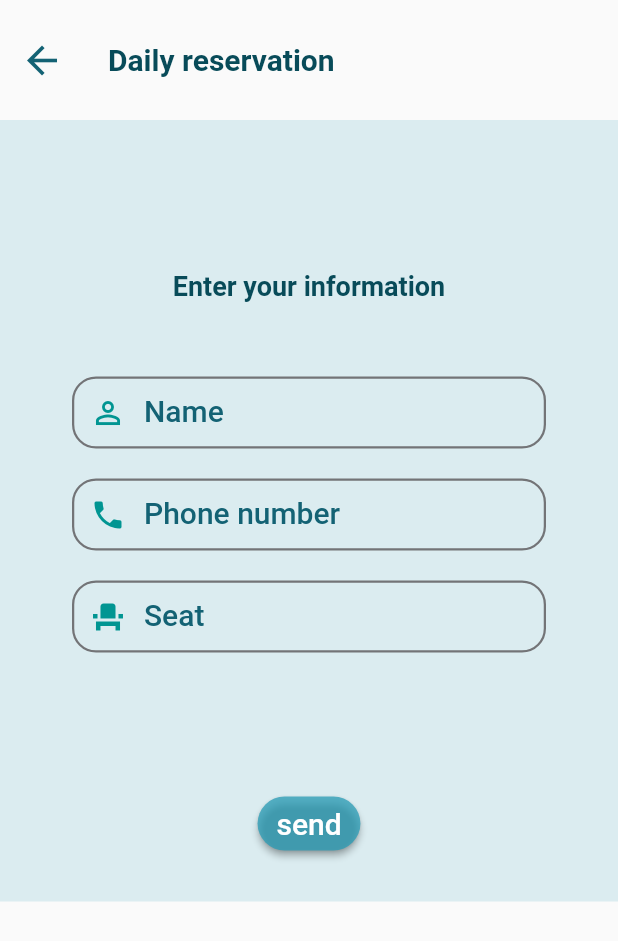
After one commit to SedraAlkateb/odellaProject, a Flutter app: the DailyReservationView screen opened directly, on a phone screen of 412 x 824 dp. The commit adds this screen. Shown: the top 941 px of the screen. Run offline on Flutter 3.47's test engine with Material 2 defaults, Android fonts, the phone set to English and light mode, and no system bars; our stand-ins replace badges, dartz, dio, easy_localization, expandable_text, firebase_core and 21 more; missing offline and left inert: dart:ffi, flutter_barcode_scanner, flutter_polyline_points, laravel_echo, pusher_client; accounts and stored records are empty; generated files the repository leaves out were written again; project files that could hold a hidden picture were left out.

Commit message:
finished21

```diff
--- a/lib/presentation/after_splash/view/after_splash_view.dart
+++ b/lib/presentation/after_splash/view/after_splash_view.dart
@@ -24,7 +24,7 @@ class _AfterSplashViewState extends State<AfterSplashView> {
   _goTransactionLine(){
     WidgetsBinding.instance.addPostFrameCallback((_) {
       try {
-        Navigator.pushNamed(context, Routes.polyLineRoute);
+        Navigator.pushNamed(context, Routes.baseHomeScreen);
       } catch (e, s) {
         print(s);
       }
--- /dev/null
+++ b/lib/presentation/daily_reservition/view_model/daily_reservition_viewmodel.dart
@@ -0,0 +1,240 @@
+import 'dart:io';
+
+import 'package:easy_localization/easy_localization.dart';
+import 'package:flutter/material.dart';
+import 'package:provider/provider.dart';
+import 'package:sizer/sizer.dart';
+import 'package:untitled/lang/locale_keys.g.dart';
+import 'package:untitled/presentation/resources/color_manager.dart';
+import 'package:untitled/presentation/resources/font_manager.dart';
+import 'package:untitled/presentation/resources/style_manage.dart';
+import 'package:untitled/presentation/resources/values_manager.dart';
+
+
+class DailyReservationView extends StatefulWidget {
+  @override
+  _DailyReservationViewState createState() => _DailyReservationViewState();
+}
+
+class _DailyReservationViewState extends State<DailyReservationView> {
+  final _forKey = GlobalKey<FormState>();
+  final TextEditingController nameController = TextEditingController();
+  final TextEditingController seatsNumberController = TextEditingController();
+  final TextEditingController phoneNumberController = TextEditingController();
+  @override
+  Widget build(BuildContext context) {
+    Size size = MediaQuery.of(context).size;
+
+    return Scaffold(
+      appBar: AppBar(
+        title: Text("Daily reservation",
+          style: Theme
+              .of(context)
+              .textTheme
+              .labelLarge,
+        ),
+      ),
+      body: Container(
+        color: ColorManager.profile,
+        child: Stack(
+            alignment: Alignment.center,
+            children: [
+
+              // Positioned(
+              //   top: 0,
+              //   right: 0,
+              //   child: Image.asset(
+              //       "assets/images/top1.png",
+              //       width: size.width/2
+              //   ),
+              // ),
+
+              // Positioned(
+              //   bottom: 0,
+              //   right: 0,
+              //   child: Image.asset(
+              //       "assets/images/bottom1.png",
+              //       width: size.width,
+              //     height: null,
+              //   ),
+              // ),
+
+
+              SingleChildScrollView(
+                child: Form(
+                  key: _forKey,
+                  child: Padding(
+                    padding: const EdgeInsets.only(
+                        right: AppPadding.p28,
+                        left: AppPadding.p28,
+                        bottom: AppPadding.p28),
+                    child: Column(children: [
+                      // Center(child: Image.asset(ImageAssets.logo4)),
+
+                      const SizedBox(
+                        height: 100,
+                      ),
+                      Text("Enter your information",style: getBoldStyle(color: ColorManager.sidBarIcon,fontSize: FontSize.s18),),
+                      const SizedBox(
+                        height: 50,
+                      ),
+                      Padding(
+                        padding: const EdgeInsets.only(
+                            left: AppPadding.p20, right: AppPadding.p20),
+                        child: TextFormField(
+                          controller: nameController,
+                          validator: (value) {
+                            if (value!.isEmpty) {
+                              return LocaleKeys.errorFirstName.tr();
+                            } else {
+                              // Provider.of<SignUpViewModel>(context,
+                              // listen: false)
+                              //     .setFirstName(value);
+                            }
+                            return null;
+                          },
+                          decoration: InputDecoration(
+                            hintText: LocaleKeys.name.tr(),
+                            labelText: LocaleKeys.name.tr(),
+                            prefixIcon: Icon(
+                              Icons.perm_identity,
+                              color: ColorManager.kMainColor,
+                            ),
+                          ),
+                        ),
+                      ),
+                      SizedBox(height: 20,),
+                      Padding(
+                        padding: const EdgeInsets.only(
+                            left: AppPadding.p20, right: AppPadding.p20),
+                        child: TextFormField(
+                          controller: phoneNumberController,
+                          validator: (value) {
+                            if (value!.isEmpty) {
+                              return LocaleKeys.errorPhoneNumber.tr();
+                            } else {
+                              // Provider.of<SignUpViewModel>(context,
+                              // listen: false)
+                              //     .setFirstName(value);
+                            }
+                            return null;
+                          },
+                          decoration: InputDecoration(
+                            hintText: LocaleKeys.ePhoneNumber.tr(),
+                            labelText: LocaleKeys.ePhoneNumber.tr(),
+                            prefixIcon: Icon(
+                              Icons.phone,
+                              color: ColorManager.kMainColor,
+                            ),
+                          ),
+                        ),
+                      ),
+                      SizedBox(height: 20,),
+                      // Padding(
+                      //   padding: const EdgeInsets.only(
+                      //       left: AppPadding.p28, right: AppPadding.p28),
+                      //   child: DropdownButtonFormField(
+                      //     icon: const Icon(Icons.keyboard_arrow_down),
+                      //     hint:
+                      //     Text(LocaleKeys.transferPositions.tr()),
+                      //     validator: (value) {
+                      //       if (value == null) {
+                      //         return LocaleKeys.transferPositions.tr();
+                      //       }
+                      //       return null;
+                      //     },
+                      //     items: _register1
+                      //         .getPosition()
+                      //         .map((e) => DropdownMenuItem(
+                      //       value: e,
+                      //       child: Text(" ${e.name}"),
+                      //     ))
+                      //         .toList(),
+                      //     onChanged: (val) {
+                      //       Provider.of<SignUpViewModel>(context,
+                      //           listen: false)
+                      //           .setTransferPositionId(val!.id);
+                      //     },
+                      //   ),
+                      // ),
+                      Padding(
+                        padding: const EdgeInsets.only(
+                            left: AppPadding.p20, right: AppPadding.p20),
+                        child: TextFormField(
+                          controller: seatsNumberController,
+                          validator: (value) {
+                            if (value!.isEmpty) {
+                              return LocaleKeys.seat.tr();
+                            } else {
+                              // Provider.of<SignUpViewModel>(context,
+                              // listen: false)
+                              //     .setFirstName(value);
+                            }
+                            return null;
+                          },
+                          decoration: InputDecoration(
+                            hintText: LocaleKeys.seat.tr(),
+                            labelText: LocaleKeys.seat.tr(),
+                            prefixIcon: Icon(
+                              Icons.event_seat,
+                              color: ColorManager.kMainColor,
+                            ),
+                          ),
+                        ),
+                      ),
+                      SizedBox(height: 90,),
+                      ElevatedButton(onPressed: ()
+                      {
+
+                      }, child: Text(LocaleKeys.send.tr()))
+                    ]),
+                  ),
+                ),
+              ),]
+        ),
+      ),
+    );
+  }
+
+// showDialogFunc(context,double h1,double w1,double h2,double w2) {
+//   return showDialog(
+//     context: context,
+//     builder: (context) {
+//       return Center(
+//         child: Material(
+//           type: MaterialType.transparency,
+//           child: Container(
+//             decoration: BoxDecoration(
+//               borderRadius: BorderRadius.circular(10),
+//               color: Colors.white,
+//             ),
+//             padding: EdgeInsets.all(15.sp),
+//             height:h1,
+//             width: w1,
+//             child: Column(
+//               crossAxisAlignment: CrossAxisAlignment.center,
+//               children: <Widget>[
+//                 SizedBox(height: 5.h,),
+//                 Container(
+//                   width: h2,
+//                   height: w2,
+//                   decoration: BoxDecoration(
+//                     shape: BoxShape.rectangle,
+//                     image: DecorationImage(
+//                         fit: BoxFit.contain,
+//                         //image:Image.asset(ImageAsset),
+//                         )
+//                     ),
+//                   ),
+//                 ),
+//
+//               ],),
+//
+//           ),
+//         ),
+//
+//       );
+//     },
+//   );
+// }
+}
--- a/lib/presentation/resources/routes_manager.dart
+++ b/lib/presentation/resources/routes_manager.dart
@@ -116,7 +116,7 @@ class RouteGenerator {
         return MaterialPageRoute(builder: (_) => const AfterSignUpView());
       case Routes.subscriptionRoute:
         initSubscriptionModule();
-        return MaterialPageRoute(builder: (_) => const SubscriptionView());
+        return MaterialPageRoute(builder: (_) => const SubscriptionsView());
       case Routes.resetPasswordRoute:
         initResetPasswordModule();
         return MaterialPageRoute(builder: (_) => const ResetPasswordView());
@@ -134,8 +134,8 @@ class RouteGenerator {
         initHomeModule();
         return MaterialPageRoute(builder: (_) => const HomeView());
       case Routes.baseHomeScreen:
-        initBaseHomeModule();
-        return MaterialPageRoute(builder: (_) => const BaseHomeView());
+        initHomeModule();
+        return MaterialPageRoute(builder: (_) =>  TransportationLinesView());
        case Routes.settingRoute:
          return MaterialPageRoute(builder: (_) => const SettingsView());
       case Routes.lostItemsRoute:
--- a/lib/presentation/signup/view/signUp_view.dart
+++ b/lib/presentation/signup/view/signUp_view.dart
@@ -48,7 +48,6 @@ class _SignUpViewState extends State<SignUpView> {
   late SignUpViewModel ss;
   @override
   void dispose() {
-    //  Provider.of<SignUpViewModel>(context,listen: false).dispose();
     ss.nnum = 0;
     super.dispose();
   }
```
Also changed, not shown: lib/app/di.dart (+1 -7 lines), lib/presentation/base_home/view/base_home_view.dart (+168 -137 lines), lib/presentation/page/home/view/home_view.dart (+0 -13 lines), lib/presentation/subscription/view/subscription_view.dart (+16 -16 lines), lib/presentation/daily_reservition/view/daily_reservition_view.dart (added).
